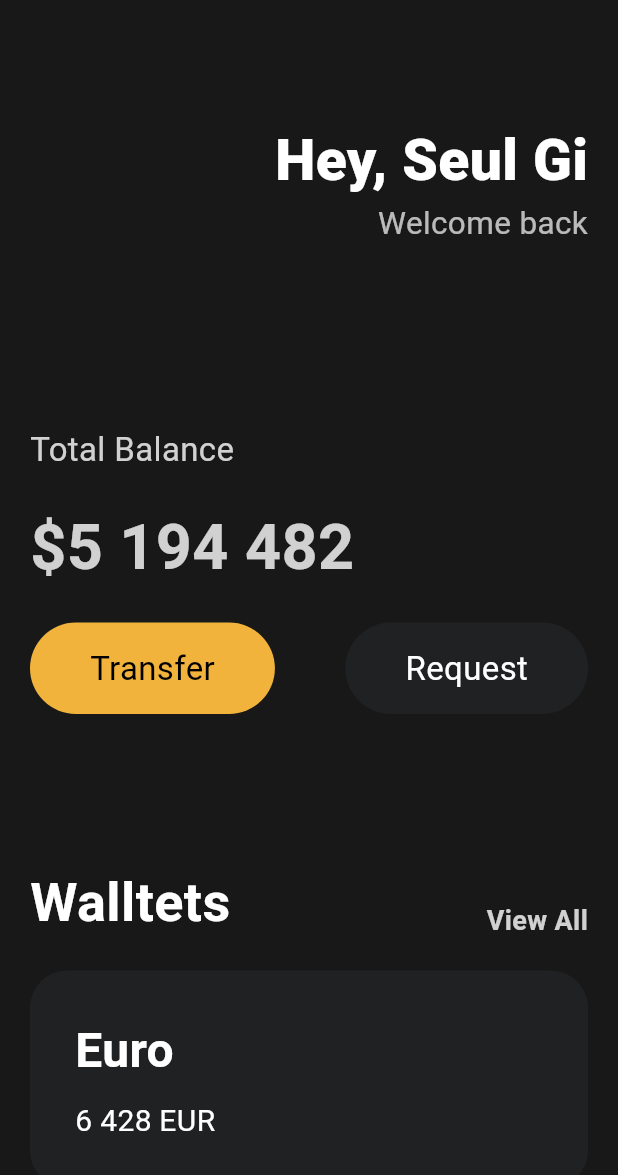
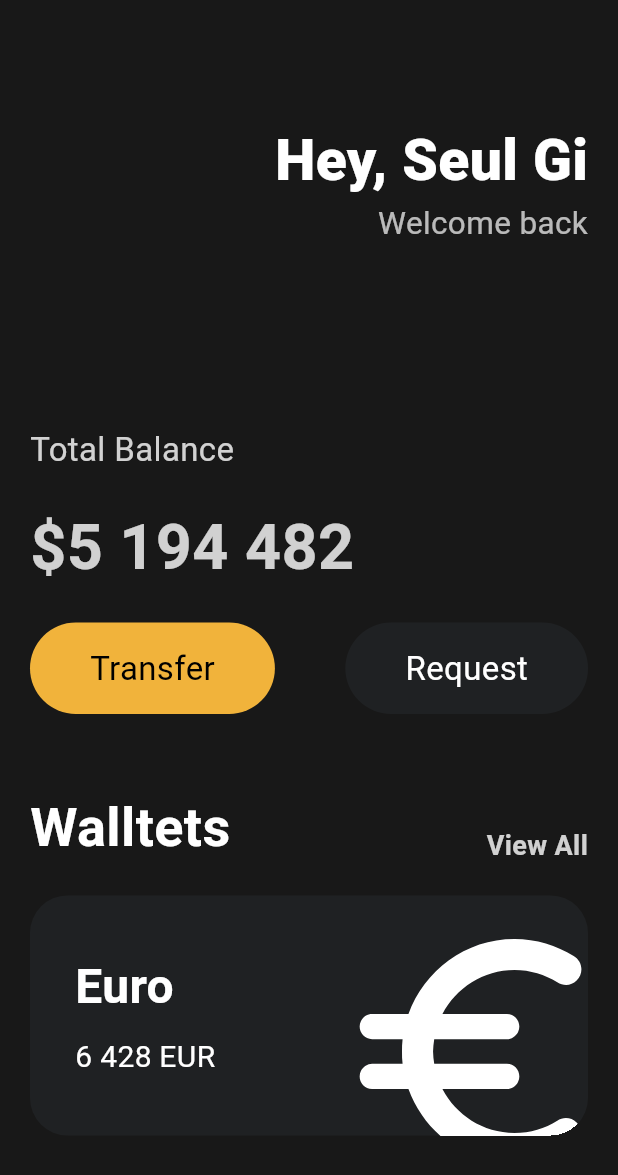
Before and after one commit to changhorang/toonflix, a Flutter app: the screen it shows after launch, on a phone screen of 412 x 824 dp. Shown: the top 1175 px of the screen. Run offline on Flutter 3.47's test engine with Material 3 defaults, Android fonts, the phone set to English and light mode, and no system bars.

Commit message:
[240426] Icon add

```diff
--- a/lib/main.dart
+++ b/lib/main.dart
@@ -79,7 +79,7 @@ class App extends StatelessWidget {
                       ],
                     ),
                     const SizedBox(
-                      height: 100,
+                      height: 50,
                     ),
                     Row(
                       crossAxisAlignment: CrossAxisAlignment.end,
@@ -103,15 +103,17 @@ class App extends StatelessWidget {
                       height: 20,
                     ),
                     Container(
+                      clipBehavior: Clip.hardEdge,
                       decoration: BoxDecoration(
                         color: const Color(0xFF1F2123),
                         borderRadius: BorderRadius.circular(25),
                       ),
-                      child: const Padding(
-                        padding: EdgeInsets.all(30),
+                      child: Padding(
+                        padding: const EdgeInsets.all(30),
                         child: Row(
+                          mainAxisAlignment: MainAxisAlignment.spaceBetween,
                           children: [
-                            Column(
+                            const Column(
                               crossAxisAlignment: CrossAxisAlignment.start,
                               children: [
                                 Text("Euro",
@@ -140,7 +142,17 @@ class App extends StatelessWidget {
                                   ],
                                 ),
                               ],
-                            )
+                            ),
+                            Transform.scale(
+                                scale: 2,
+                                child: Transform.translate(
+                                  offset: const Offset(3, 12),
+                                  child: const Icon(
+                                    Icons.euro_rounded,
+                                    color: Colors.white,
+                                    size: 100,
+                                  ),
+                                )),
                           ],
                         ),
                       ),
```
